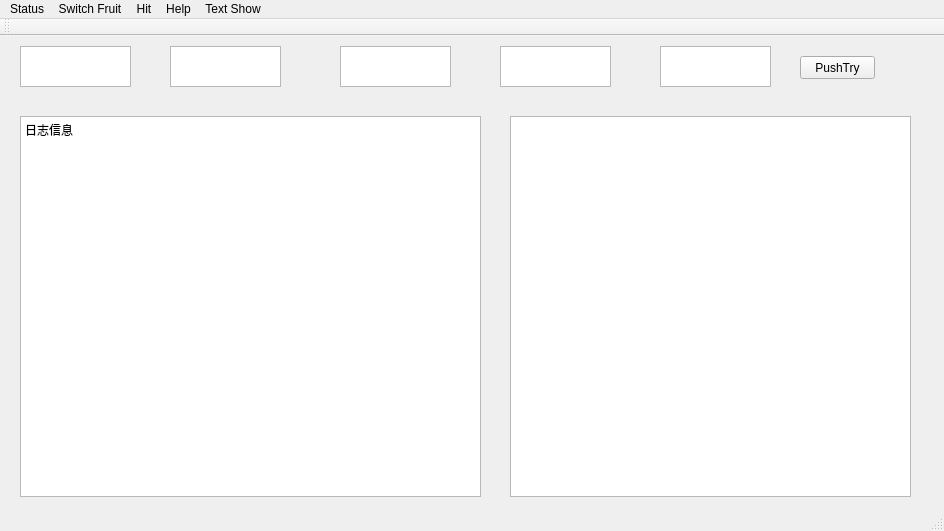
First picture: the form in mainwindow.ui, repository HanShanGit/peracd-demo, before the edit.
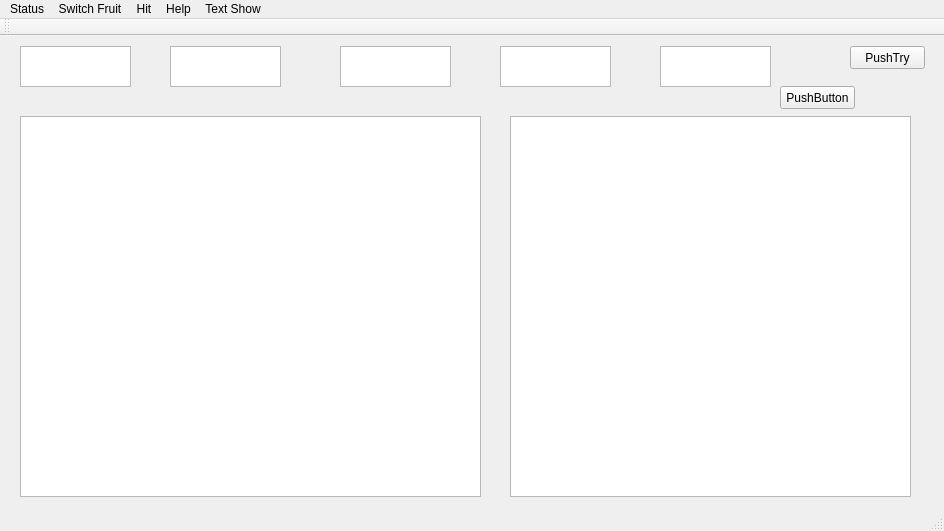
Second picture: the form after the edit.

Commit message: 增加响应日志

Diff of the .ui file:
```diff
--- a/mainwindow.ui
+++ b/mainwindow.ui
@@ -28,7 +28,7 @@
 &lt;html&gt;&lt;head&gt;&lt;meta name=&quot;qrichtext&quot; content=&quot;1&quot; /&gt;&lt;style type=&quot;text/css&quot;&gt;
 p, li { white-space: pre-wrap; }
 &lt;/style&gt;&lt;/head&gt;&lt;body style=&quot; font-family:'SimSun'; font-size:9pt; font-weight:400; font-style:normal;&quot;&gt;
-&lt;p style=&quot; margin-top:0px; margin-bottom:0px; margin-left:0px; margin-right:0px; -qt-block-indent:0; text-indent:0px;&quot;&gt;日志信息&lt;/p&gt;&lt;/body&gt;&lt;/html&gt;</string>
+&lt;p style=&quot;-qt-paragraph-type:empty; margin-top:0px; margin-bottom:0px; margin-left:0px; margin-right:0px; -qt-block-indent:0; text-indent:0px;&quot;&gt;&lt;br /&gt;&lt;/p&gt;&lt;/body&gt;&lt;/html&gt;</string>
     </property>
    </widget>
    <widget class="QTextBrowser" name="countApple">
@@ -94,8 +94,8 @@
    <widget class="QPushButton" name="pushTry">
     <property name="geometry">
      <rect>
-      <x>800</x>
-      <y>20</y>
+      <x>850</x>
+      <y>10</y>
       <width>75</width>
       <height>23</height>
      </rect>
@@ -104,6 +104,19 @@
      <string>PushTry</string>
     </property>
    </widget>
+   <widget class="QPushButton" name="pushRetry">
+    <property name="geometry">
+     <rect>
+      <x>780</x>
+      <y>50</y>
+      <width>75</width>
+      <height>23</height>
+     </rect>
+    </property>
+    <property name="text">
+     <string>PushButton</string>
+    </property>
+   </widget>
   </widget>
   <widget class="QMenuBar" name="menuBar">
    <property name="geometry">
```
Left out of the diff: 16 changed lines with no effect on the pictures. The commit also changes 3 other files.
